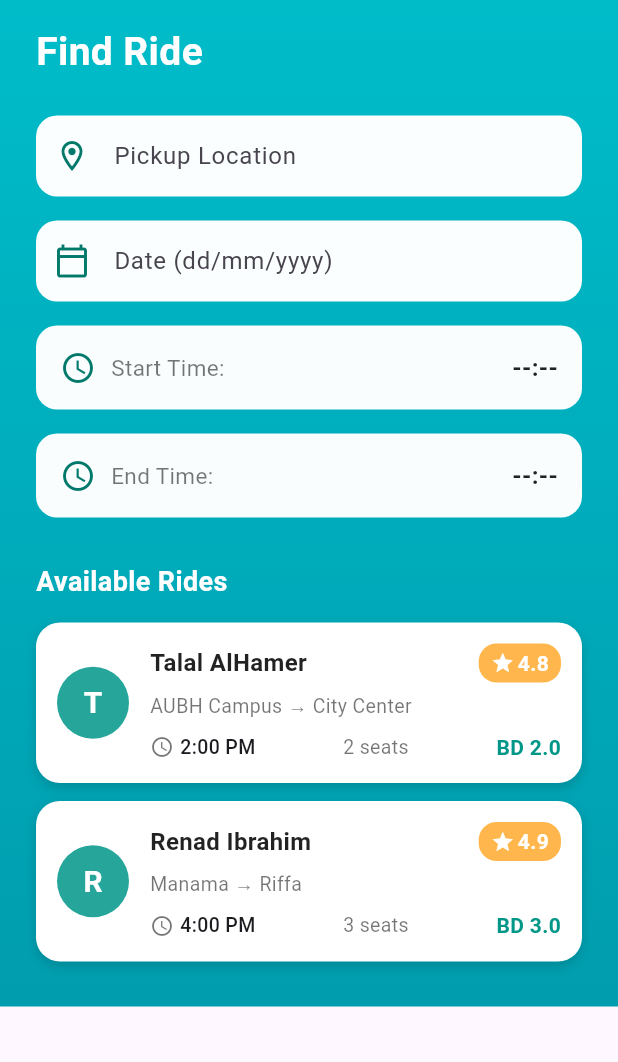
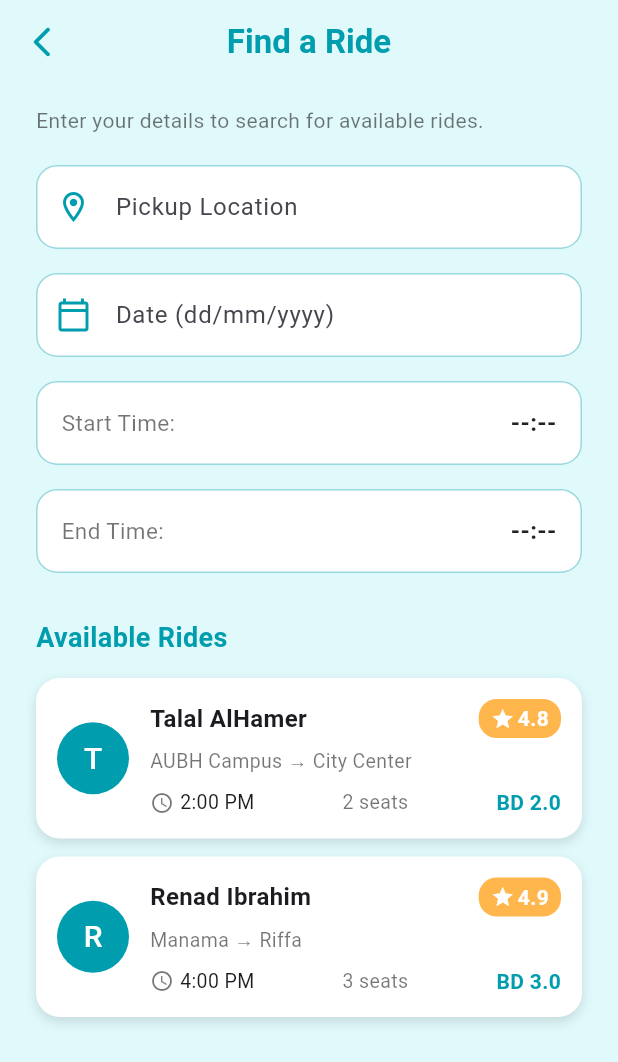
Before and after one commit to naim-eng/CMPE460-UniRide, a Flutter app: the HomeScreen screen opened by its route, after a tap on "Find a Ride", on a phone screen of 412 x 824 dp. Shown: the top 1062 px of the screen. Run offline on Flutter 3.47's test engine with Material 3 defaults, Android fonts, the phone set to English and light mode, and no system bars; our stand-ins replace cloud_firestore, firebase_auth, firebase_core, google_maps_flutter; accounts and stored records are empty.

Commit message:
Updated UI: unified background + navigation fixes + Ride Details + Login

```diff
--- a/lib/screens/find_ride_screen.dart
+++ b/lib/screens/find_ride_screen.dart
@@ -1,5 +1,6 @@
 import 'package:flutter/cupertino.dart';
 import 'package:flutter/material.dart';
+import 'ride_details_screen.dart';
 
 class FindRideScreen extends StatefulWidget {
   const FindRideScreen({super.key});
@@ -14,6 +15,11 @@ class _FindRideScreenState extends State<FindRideScreen> {
 
   TimeOfDay? startTime;
   TimeOfDay? endTime;
+
+  // UniRide colors
+  static const Color kScreenTeal = Color(0xFFE0F9FB);
+  static const Color kUniRideTeal2 = Color(0xFF009DAE);
+  static const Color kUniRideYellow = Color(0xFFFFC727);
 
   // ---------------- DATE PICKER ----------------
   Future<void> _pickDate() async {
@@ -75,7 +81,7 @@ class _FindRideScreenState extends State<FindRideScreen> {
                   "Done",
                   style: TextStyle(
                     fontWeight: FontWeight.bold,
-                    color: Colors.teal,
+                    color: kUniRideTeal2,
                     fontSize: 16,
                   ),
                 ),
@@ -97,35 +103,48 @@ class _FindRideScreenState extends State<FindRideScreen> {
   @override
   Widget build(BuildContext context) {
     return Scaffold(
-      body: Container(
-        padding: const EdgeInsets.symmetric(horizontal: 24),
-        decoration: const BoxDecoration(
-          gradient: LinearGradient(
-            colors: [Color(0xFF00BCC9), Color(0xFF009DAE)],
-            begin: Alignment.topCenter,
-            end: Alignment.bottomCenter,
+      backgroundColor: kScreenTeal,
+
+      // ---------- APP BAR WITH BACK BUTTON ----------
+      appBar: AppBar(
+        backgroundColor: kScreenTeal,
+        elevation: 0,
+        leading: IconButton(
+          icon: const Icon(
+            Icons.arrow_back_ios_new_rounded,
+            color: kUniRideTeal2,
+          ),
+          onPressed: () => Navigator.pop(context),
+        ),
+        title: const Text(
+          "Find a Ride",
+          style: TextStyle(
+            color: kUniRideTeal2,
+            fontSize: 22,
+            fontWeight: FontWeight.bold,
           ),
         ),
-        child: SafeArea(
+        centerTitle: true,
+      ),
+
+      // ---------- BODY ----------
+      body: SafeArea(
         child: SingleChildScrollView(
+          padding: const EdgeInsets.symmetric(horizontal: 24, vertical: 8),
           child: Column(
             crossAxisAlignment: CrossAxisAlignment.start,
             children: [
-                const SizedBox(height: 16),
+              const SizedBox(height: 6),
 
               const Text(
-                  "Find Ride",
-                  style: TextStyle(
-                    color: Colors.white,
-                    fontSize: 26,
-                    fontWeight: FontWeight.bold,
-                  ),
+                "Enter your details to search for available rides.",
+                style: TextStyle(color: Colors.black54, fontSize: 14),
               ),
 
-                const SizedBox(height: 24),
+              const SizedBox(height: 20),
 
               // ---------------- PICKUP ----------------
-                _textField(
+              _inputField(
                 controller: _pickupController,
                 icon: Icons.location_on_outlined,
                 hint: "Pickup Location",
@@ -137,7 +156,7 @@ class _FindRideScreenState extends State<FindRideScreen> {
               GestureDetector(
                 onTap: _pickDate,
                 child: AbsorbPointer(
-                    child: _textField(
+                  child: _inputField(
                     controller: _dateController,
                     icon: Icons.calendar_today_outlined,
                     hint: "Date (dd/mm/yyyy)",
@@ -147,93 +166,23 @@ class _FindRideScreenState extends State<FindRideScreen> {
 
               const SizedBox(height: 16),
 
-                // ---------------------------------------------------
-                // START TIME (LABEL + TIME INSIDE SAME BOX)
-                // ---------------------------------------------------
+              // ---------------- START TIME ----------------
               GestureDetector(
                 onTap: () => _openWheelPicker(isStart: true),
-                  child: Container(
-                    padding: const EdgeInsets.symmetric(horizontal: 16),
-                    decoration: BoxDecoration(
-                      color: Colors.white.withOpacity(0.98),
-                      borderRadius: BorderRadius.circular(14),
-                    ),
-                    height: 56,
-                    child: Row(
-                      mainAxisAlignment: MainAxisAlignment.spaceBetween,
-                      children: [
-                        Row(
-                          children: [
-                            Icon(
-                              Icons.access_time,
-                              color: Colors.teal.shade700,
-                            ),
-                            const SizedBox(width: 10),
-                            const Text(
-                              "Start Time:",
-                              style: TextStyle(
-                                color: Colors.black54,
-                                fontSize: 15,
-                              ),
-                            ),
-                          ],
-                        ),
-                        Text(
-                          _formatTime(startTime),
-                          style: const TextStyle(
-                            fontSize: 16,
-                            fontWeight: FontWeight.bold,
-                            color: Colors.black87,
-                          ),
-                        ),
-                      ],
-                    ),
+                child: _timeField(
+                  label: "Start Time",
+                  value: _formatTime(startTime),
                 ),
               ),
 
               const SizedBox(height: 16),
 
-                // ---------------------------------------------------
-                // END TIME (LABEL + TIME INSIDE SAME BOX)
-                // ---------------------------------------------------
+              // ---------------- END TIME ----------------
               GestureDetector(
                 onTap: () => _openWheelPicker(isStart: false),
-                  child: Container(
-                    padding: const EdgeInsets.symmetric(horizontal: 16),
-                    decoration: BoxDecoration(
-                      color: Colors.white.withOpacity(0.98),
-                      borderRadius: BorderRadius.circular(14),
-                    ),
-                    height: 56,
-                    child: Row(
-                      mainAxisAlignment: MainAxisAlignment.spaceBetween,
-                      children: [
-                        Row(
-                          children: [
-                            Icon(
-                              Icons.access_time,
-                              color: Colors.teal.shade700,
-                            ),
-                            const SizedBox(width: 10),
-                            const Text(
-                              "End Time:",
-                              style: TextStyle(
-                                color: Colors.black54,
-                                fontSize: 15,
-                              ),
-                            ),
-                          ],
-                        ),
-                        Text(
-                          _formatTime(endTime),
-                          style: const TextStyle(
-                            fontSize: 16,
-                            fontWeight: FontWeight.bold,
-                            color: Colors.black87,
-                          ),
-                        ),
-                      ],
-                    ),
+                child: _timeField(
+                  label: "End Time",
+                  value: _formatTime(endTime),
                 ),
               ),
 
@@ -242,7 +191,7 @@ class _FindRideScreenState extends State<FindRideScreen> {
               const Text(
                 "Available Rides",
                 style: TextStyle(
-                    color: Colors.white,
+                  color: kUniRideTeal2,
                   fontSize: 18,
                   fontWeight: FontWeight.w600,
                 ),
@@ -250,8 +199,8 @@ class _FindRideScreenState extends State<FindRideScreen> {
 
               const SizedBox(height: 14),
 
+              // ------- RIDE CARDS WITH FIXED NAVIGATION --------
               _rideCard(
-                  context,
                 name: "Talal AlHamer",
                 rating: "4.8",
                 pickup: "AUBH Campus",
@@ -260,10 +209,10 @@ class _FindRideScreenState extends State<FindRideScreen> {
                 seats: "2 seats",
                 price: "BD 2.0",
               ),
+
               const SizedBox(height: 12),
 
               _rideCard(
-                  context,
                 name: "Renad Ibrahim",
                 rating: "4.9",
                 pickup: "Manama",
@@ -278,25 +227,25 @@ class _FindRideScreenState extends State<FindRideScreen> {
           ),
         ),
       ),
-      ),
     );
   }
 
-  // ---------------- STYLIZED INPUT FIELD ----------------
-  Widget _textField({
+  // ---------------- INPUT FIELD ----------------
+  Widget _inputField({
     required TextEditingController controller,
     required IconData icon,
     required String hint,
   }) {
     return Container(
       decoration: BoxDecoration(
-        color: Colors.white.withOpacity(0.98),
+        color: Colors.white,
+        border: Border.all(color: kUniRideTeal2.withOpacity(0.4)),
         borderRadius: BorderRadius.circular(14),
       ),
       child: TextField(
         controller: controller,
         decoration: InputDecoration(
-          prefixIcon: Icon(icon, color: Colors.teal.shade700),
+          prefixIcon: Icon(icon, color: kUniRideTeal2),
           hintText: hint,
           border: InputBorder.none,
           contentPadding: const EdgeInsets.symmetric(vertical: 15),
@@ -305,9 +254,38 @@ class _FindRideScreenState extends State<FindRideScreen> {
     );
   }
 
+  // ---------------- TIME FIELD ----------------
+  Widget _timeField({required String label, required String value}) {
+    return Container(
+      padding: const EdgeInsets.symmetric(horizontal: 16),
+      height: 56,
+      decoration: BoxDecoration(
+        color: Colors.white,
+        border: Border.all(color: kUniRideTeal2.withOpacity(0.4)),
+        borderRadius: BorderRadius.circular(14),
+      ),
+      child: Row(
+        mainAxisAlignment: MainAxisAlignment.spaceBetween,
+        children: [
+          Text(
+            "$label:",
+            style: const TextStyle(color: Colors.black54, fontSize: 15),
+          ),
+          Text(
+            value,
+            style: const TextStyle(
+              fontSize: 16,
+              fontWeight: FontWeight.bold,
+              color: Colors.black87,
+            ),
+          ),
+        ],
+      ),
+    );
+  }
+
   // ---------------- RIDE CARD ----------------
-  Widget _rideCard(
-    BuildContext context, {
+  Widget _rideCard({
     required String name,
     required String rating,
     required String pickup,
@@ -317,7 +295,12 @@ class _FindRideScreenState extends State<FindRideScreen> {
     required String price,
   }) {
     return GestureDetector(
-      onTap: () => Navigator.pushNamed(context, '/ride-details'),
+      onTap: () {
+        Navigator.push(
+          context,
+          MaterialPageRoute(builder: (_) => const RideDetailsScreen()),
+        );
+      },
       child: Container(
         padding: const EdgeInsets.all(14),
         decoration: BoxDecoration(
@@ -325,7 +308,7 @@ class _FindRideScreenState extends State<FindRideScreen> {
           borderRadius: BorderRadius.circular(16),
           boxShadow: [
             BoxShadow(
-              color: Colors.black.withOpacity(0.15),
+              color: Colors.black.withOpacity(0.12),
               blurRadius: 6,
               offset: const Offset(0, 3),
             ),
@@ -335,17 +318,14 @@ class _FindRideScreenState extends State<FindRideScreen> {
           children: [
             CircleAvatar(
               radius: 24,
-              backgroundColor: Colors.teal.shade400,
+              backgroundColor: kUniRideTeal2,
               child: Text(
                 name[0],
-                style: const TextStyle(
-                  color: Colors.white,
-                  fontSize: 20,
-                  fontWeight: FontWeight.bold,
-                ),
+                style: const TextStyle(color: Colors.white, fontSize: 20),
               ),
             ),
             const SizedBox(width: 14),
+
             Expanded(
               child: Column(
                 crossAxisAlignment: CrossAxisAlignment.start,
@@ -359,7 +339,6 @@ class _FindRideScreenState extends State<FindRideScreen> {
                         style: const TextStyle(
                           fontSize: 16,
                           fontWeight: FontWeight.w600,
-                          color: Colors.black87,
                         ),
                       ),
                       Container(
@@ -391,12 +370,14 @@ class _FindRideScreenState extends State<FindRideScreen> {
                       ),
                     ],
                   ),
+
                   const SizedBox(height: 6),
                   Text(
                     "$pickup → $destination",
                     style: const TextStyle(color: Colors.black54, fontSize: 13),
                   ),
                   const SizedBox(height: 8),
+
                   Row(
                     mainAxisAlignment: MainAxisAlignment.spaceBetween,
                     children: [
@@ -408,28 +389,22 @@ class _FindRideScreenState extends State<FindRideScreen> {
                             color: Colors.black54,
                           ),
                           const SizedBox(width: 4),
-                          Text(
-                            time,
-                            style: const TextStyle(
-                              fontSize: 13,
-                              fontWeight: FontWeight.w500,
-                            ),
-                          ),
+                          Text(time, style: const TextStyle(fontSize: 13)),
                         ],
                       ),
                       Text(
                         seats,
                         style: const TextStyle(
+                          color: Colors.black54,
                           fontSize: 13,
-                          color: Colors.black54,
                         ),
                       ),
                       Text(
                         price,
-                        style: const TextStyle(
+                        style: TextStyle(
                           fontSize: 14,
-                          fontWeight: FontWeight.w700,
-                          color: Colors.teal,
+                          fontWeight: FontWeight.bold,
+                          color: kUniRideTeal2,
                         ),
                       ),
                     ],
--- a/lib/screens/home_screen.dart
+++ b/lib/screens/home_screen.dart
@@ -14,29 +14,25 @@ class HomeScreen extends StatefulWidget {
 class _HomeScreenState extends State<HomeScreen> {
   late GoogleMapController _mapController;
 
-  final LatLng _center = const LatLng(26.0667, 50.5577); // Bahrain default
+  final LatLng _center = const LatLng(26.0667, 50.5577); // Bahrain
 
   void _onMapCreated(GoogleMapController controller) {
     _mapController = controller;
   }
 
-  // SAME UNI RIDE COLORS USED IN FIND RIDE SCREEN
+  // UniRide colors
   static const Color kUniRideTeal1 = Color(0xFF00BCC9);
   static const Color kUniRideTeal2 = Color(0xFF009DAE);
   static const Color kUniRideYellow = Color(0xFFFFC727);
 
+  // Screen background (same as OfferRide)
+  static const Color kScreenTeal = Color(0xFFE0F9FB);
+
   @override
   Widget build(BuildContext context) {
     return Scaffold(
-      body: Container(
-        decoration: const BoxDecoration(
-          gradient: LinearGradient(
-            colors: [kUniRideTeal1, kUniRideTeal2],
-            begin: Alignment.topCenter,
-            end: Alignment.bottomCenter,
-          ),
-        ),
-        child: SafeArea(
+      backgroundColor: kScreenTeal,
+      body: SafeArea(
         child: SingleChildScrollView(
           padding: const EdgeInsets.symmetric(horizontal: 20, vertical: 16),
           child: Column(
@@ -46,8 +42,8 @@ class _HomeScreenState extends State<HomeScreen> {
               const Text(
                 "UniRide",
                 style: TextStyle(
-                    color: Colors.white,
-                    fontSize: 28,
+                  color: kUniRideTeal2,
+                  fontSize: 30,
                   fontWeight: FontWeight.bold,
                 ),
               ),
@@ -61,7 +57,7 @@ class _HomeScreenState extends State<HomeScreen> {
                   borderRadius: BorderRadius.circular(18),
                   boxShadow: [
                     BoxShadow(
-                        color: Colors.black.withOpacity(0.15),
+                      color: Colors.black.withOpacity(0.12),
                       blurRadius: 10,
                       offset: const Offset(0, 4),
                     ),
@@ -93,7 +89,7 @@ class _HomeScreenState extends State<HomeScreen> {
                 child: Text(
                   "Where do you want to go?",
                   style: TextStyle(
-                      color: Colors.white,
+                    color: kUniRideTeal2,
                     fontSize: 22,
                     fontWeight: FontWeight.w700,
                   ),
@@ -102,14 +98,11 @@ class _HomeScreenState extends State<HomeScreen> {
 
               const SizedBox(height: 6),
 
-                Padding(
-                  padding: const EdgeInsets.only(left: 4),
+              const Padding(
+                padding: EdgeInsets.only(left: 4),
                 child: Text(
                   "Choose an option to get started",
-                    style: TextStyle(
-                      color: Colors.white.withOpacity(0.9),
-                      fontSize: 15,
-                    ),
+                  style: TextStyle(color: Colors.black54, fontSize: 15),
                 ),
               ),
 
@@ -156,14 +149,12 @@ class _HomeScreenState extends State<HomeScreen> {
                   onPressed: () {
                     Navigator.push(
                       context,
-                        MaterialPageRoute(
-                          builder: (_) => const FindRideScreen(),
-                        ),
+                      MaterialPageRoute(builder: (_) => const FindRideScreen()),
                     );
                   },
                   style: OutlinedButton.styleFrom(
                     padding: const EdgeInsets.symmetric(vertical: 15),
-                      side: const BorderSide(color: Colors.white, width: 2),
+                    side: const BorderSide(color: kUniRideTeal2, width: 2),
                     shape: RoundedRectangleBorder(
                       borderRadius: BorderRadius.circular(16),
                     ),
@@ -173,7 +164,7 @@ class _HomeScreenState extends State<HomeScreen> {
                     style: TextStyle(
                       fontSize: 18,
                       fontWeight: FontWeight.bold,
-                        color: Colors.white,
+                      color: kUniRideTeal2,
                     ),
                   ),
                 ),
@@ -184,7 +175,6 @@ class _HomeScreenState extends State<HomeScreen> {
           ),
         ),
       ),
-      ),
     );
   }
 }
```
Also changed, not shown: lib/screens/login_screen.dart (+20 -52 lines), lib/screens/offer_ride_screen.dart (+53 -35 lines), lib/screens/register_screen.dart (+42 -23 lines), lib/screens/ride_details_screen.dart (+33 -24 lines). Lines whose indentation alone changed are shown as unchanged.
